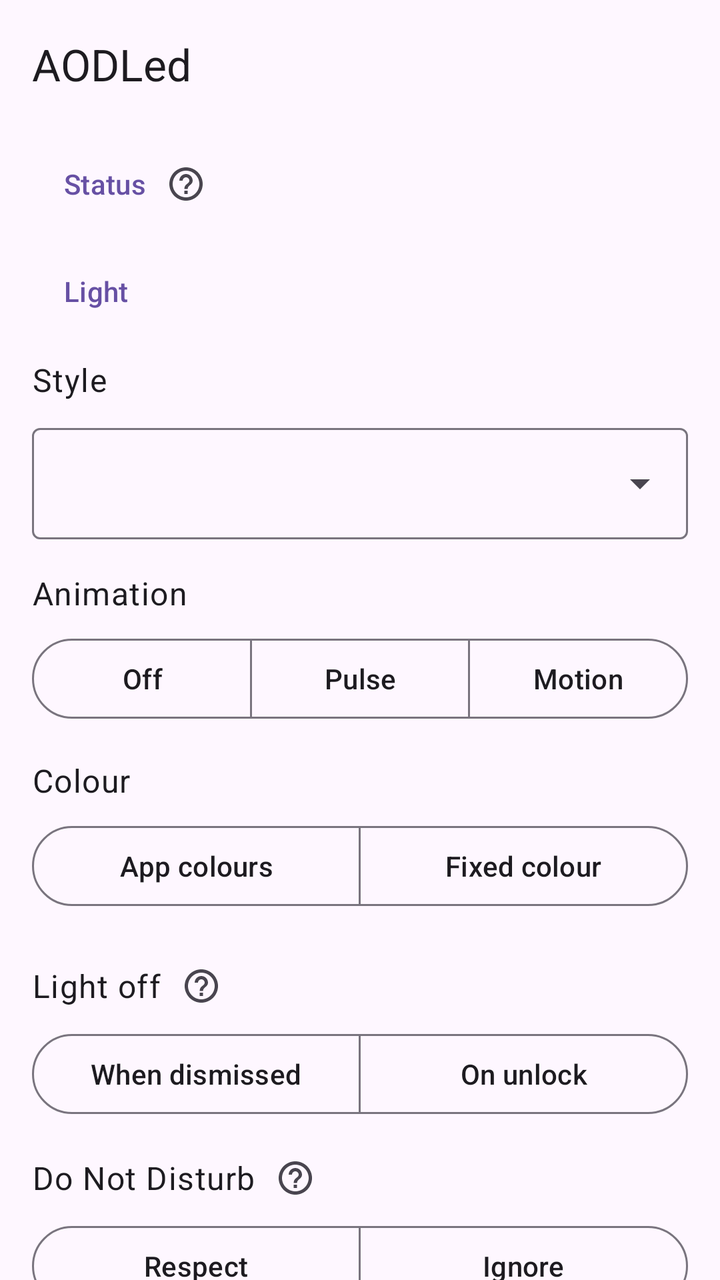
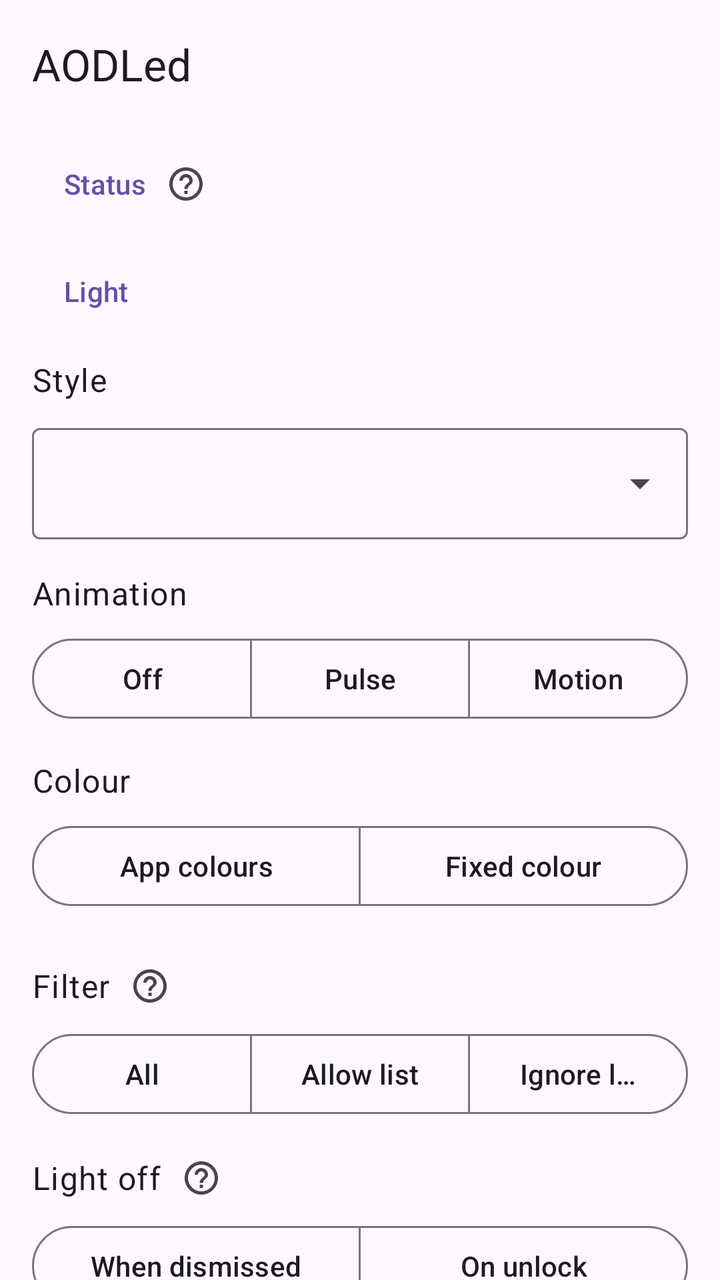

Before-and-after screenshots of an Android layout around one commit, followed by the original layout XML and the change that was made.
<!-- AndroidManifest.xml: application theme Theme.AODLed -->
<!-- res/layout/activity_settings.xml -->
<?xml version="1.0" encoding="utf-8"?>
<LinearLayout xmlns:android="http://schemas.android.com/apk/res/android"
    xmlns:app="http://schemas.android.com/apk/res-auto"
    android:id="@+id/root"
    android:layout_width="match_parent"
    android:layout_height="match_parent"
    android:orientation="vertical">

    <com.google.android.material.appbar.MaterialToolbar
        android:id="@+id/toolbar"
        android:layout_width="match_parent"
        android:layout_height="?attr/actionBarSize"
        app:title="@string/app_name" />

    <androidx.core.widget.NestedScrollView
        android:layout_width="match_parent"
        android:layout_height="match_parent"
        android:clipToPadding="false">

    <LinearLayout
        android:id="@+id/content"
        android:layout_width="match_parent"
        android:layout_height="wrap_content"
        android:orientation="vertical">

        <LinearLayout
            android:layout_width="wrap_content"
            android:layout_height="wrap_content"
            android:layout_marginTop="8dp"
            android:gravity="center_vertical"
            android:orientation="horizontal">

            <TextView
                style="@style/AODLed.SectionHeader"
                android:layout_marginBottom="0dp"
                android:text="@string/section_status" />
            <ImageButton
                android:id="@+id/help_status"
                android:layout_width="40dp"
                android:layout_height="40dp"
                android:background="?attr/actionBarItemBackground"
                android:contentDescription="@string/help"
                android:padding="10dp"
                android:scaleType="fitCenter"
                android:src="@drawable/ic_help"
                app:tint="?attr/colorOnSurfaceVariant" />
        </LinearLayout>

        <com.google.android.material.card.MaterialCardView
            style="?attr/materialCardViewFilledStyle"
            android:layout_width="match_parent"
            android:layout_height="wrap_content"
            android:layout_marginHorizontal="16dp">

            <LinearLayout
                android:id="@+id/status_rows"
                android:layout_width="match_parent"
                android:layout_height="wrap_content"
                android:orientation="vertical" />
        </com.google.android.material.card.MaterialCardView>

        <TextView
            style="@style/AODLed.SectionHeader"
            android:layout_marginTop="24dp"
            android:text="@string/section_light" />

        <TextView
            style="@style/AODLed.SettingLabel"
            android:text="@string/setting_style" />
        <com.google.android.material.textfield.TextInputLayout
            android:id="@+id/style_field"
            style="@style/Widget.Material3.TextInputLayout.OutlinedBox.ExposedDropdownMenu"
            android:layout_width="match_parent"
            android:layout_height="wrap_content"
            android:layout_marginHorizontal="16dp">

            <com.google.android.material.textfield.MaterialAutoCompleteTextView
                android:id="@+id/style_menu"
                android:layout_width="match_parent"
                android:layout_height="wrap_content"
                android:inputType="none" />
        </com.google.android.material.textfield.TextInputLayout>

        <TextView
            style="@style/AODLed.SettingLabel"
            android:text="@string/setting_animation" />
        <com.google.android.material.button.MaterialButtonToggleGroup
            android:id="@+id/animation_group"
            android:layout_width="match_parent"
            android:layout_height="wrap_content"
            android:layout_marginHorizontal="16dp"
            app:selectionRequired="true"
            app:singleSelection="true">

            <Button
                android:id="@+id/anim_off"
                style="?attr/materialButtonOutlinedStyle"
                android:layout_width="0dp"
                android:layout_height="wrap_content"
                android:layout_weight="1"
                android:text="@string/anim_off" />

            <Button
                android:id="@+id/anim_pulse"
                style="?attr/materialButtonOutlinedStyle"
                android:layout_width="0dp"
                android:layout_height="wrap_content"
                android:layout_weight="1"
                android:text="@string/anim_pulse" />

            <Button
                android:id="@+id/anim_motion"
                style="?attr/materialButtonOutlinedStyle"
                android:layout_width="0dp"
                android:layout_height="wrap_content"
                android:layout_weight="1"
                android:text="@string/anim_motion" />
        </com.google.android.material.button.MaterialButtonToggleGroup>

        <TextView
            style="@style/AODLed.SettingLabel"
            android:text="@string/setting_colour" />
        <com.google.android.material.button.MaterialButtonToggleGroup
            android:id="@+id/colour_group"
            android:layout_width="match_parent"
            android:layout_height="wrap_content"
            android:layout_marginHorizontal="16dp"
            app:selectionRequired="true"
            app:singleSelection="true">

            <Button
                android:id="@+id/colour_app"
                style="?attr/materialButtonOutlinedStyle"
                android:layout_width="0dp"
                android:layout_height="wrap_content"
                android:layout_weight="1"
                android:text="@string/colour_app" />

            <Button
                android:id="@+id/colour_fixed"
                style="?attr/materialButtonOutlinedStyle"
                android:layout_width="0dp"
                android:layout_height="wrap_content"
                android:layout_weight="1"
                android:text="@string/colour_fixed" />
        </com.google.android.material.button.MaterialButtonToggleGroup>

        <com.google.android.material.chip.ChipGroup
            android:id="@+id/palette"
            android:layout_width="match_parent"
            android:layout_height="wrap_content"
            android:layout_marginHorizontal="16dp"
            android:layout_marginTop="8dp"
            app:selectionRequired="true"
            app:singleSelection="true" />

        <LinearLayout
            android:layout_width="wrap_content"
            android:layout_height="wrap_content"
            android:layout_marginTop="8dp"
            android:gravity="center_vertical"
            android:orientation="horizontal">

            <TextView
                style="@style/AODLed.SettingLabel"
                android:layout_marginTop="0dp"
                android:layout_marginBottom="0dp"
                android:text="@string/setting_light_off" />
            <ImageButton
                android:id="@+id/help_light_off"
                android:layout_width="40dp"
                android:layout_height="40dp"
                android:background="?attr/actionBarItemBackground"
                android:contentDescription="@string/help"
                android:padding="10dp"
                android:scaleType="fitCenter"
                android:src="@drawable/ic_help"
                app:tint="?attr/colorOnSurfaceVariant" />
        </LinearLayout>
        <com.google.android.material.button.MaterialButtonToggleGroup
            android:id="@+id/light_off_group"
            android:layout_width="match_parent"
            android:layout_height="wrap_content"
            android:layout_marginHorizontal="16dp"
            app:selectionRequired="true"
            app:singleSelection="true">

            <Button
                android:id="@+id/off_dismiss"
                style="?attr/materialButtonOutlinedStyle"
                android:layout_width="0dp"
                android:layout_height="wrap_content"
                android:layout_weight="1"
                android:text="@string/off_dismiss" />

            <Button
                android:id="@+id/off_unlock"
                style="?attr/materialButtonOutlinedStyle"
                android:layout_width="0dp"
                android:layout_height="wrap_content"
                android:layout_weight="1"
                android:text="@string/off_unlock" />
        </com.google.android.material.button.MaterialButtonToggleGroup>

        <LinearLayout
            android:layout_width="wrap_content"
            android:layout_height="wrap_content"
            android:layout_marginTop="8dp"
            android:gravity="center_vertical"
            android:orientation="horizontal">

            <TextView
                style="@style/AODLed.SettingLabel"
                android:layout_marginTop="0dp"
                android:layout_marginBottom="0dp"
                android:text="@string/setting_respect_dnd" />
            <ImageButton
                android:id="@+id/help_respect_dnd"
                android:layout_width="40dp"
                android:layout_height="40dp"
                android:background="?attr/actionBarItemBackground"
                android:contentDescription="@string/help"
                android:padding="10dp"
                android:scaleType="fitCenter"
                android:src="@drawable/ic_help"
                app:tint="?attr/colorOnSurfaceVariant" />
        </LinearLayout>
        <com.google.android.material.button.MaterialButtonToggleGroup
            android:id="@+id/dnd_group"
            android:layout_width="match_parent"
            android:layout_height="wrap_content"
            android:layout_marginHorizontal="16dp"
            app:selectionRequired="true"
            app:singleSelection="true">

            <Button
                android:id="@+id/dnd_respect"
                style="?attr/materialButtonOutlinedStyle"
                android:layout_width="0dp"
                android:layout_height="wrap_content"
                android:layout_weight="1"
                android:text="@string/dnd_respect" />

            <Button
                android:id="@+id/dnd_ignore"
                style="?attr/materialButtonOutlinedStyle"
                android:layout_width="0dp"
                android:layout_height="wrap_content"
                android:layout_weight="1"
                android:text="@string/dnd_ignore" />
        </com.google.android.material.button.MaterialButtonToggleGroup>

        <Button
            android:id="@+id/adjust"
            style="@style/Widget.Material3.Button.TonalButton"
            android:layout_width="match_parent"
            android:layout_height="wrap_content"
            android:layout_marginHorizontal="16dp"
            android:layout_marginTop="32dp"
            android:text="@string/adjust" />

        <Button
            android:id="@+id/test"
            style="?attr/materialButtonOutlinedStyle"
            android:layout_width="match_parent"
            android:layout_height="wrap_content"
            android:layout_marginHorizontal="16dp"
            android:layout_marginTop="8dp"
            android:layout_marginBottom="24dp"
            android:text="@string/test_notification" />

    </LinearLayout>
    </androidx.core.widget.NestedScrollView>
</LinearLayout>
<!-- resources referenced by this layout -->
<resources>
  <!-- drawable ic_help (drawable) -->
  <?xml version="1.0" encoding="utf-8"?>
  <vector xmlns:android="http://schemas.android.com/apk/res/android"
      android:width="24dp"
      android:height="24dp"
      android:viewportWidth="24"
      android:viewportHeight="24">
      <path
          android:fillColor="#FFFFFFFF"
          android:pathData="M11,18h2v-2h-2v2zM12,2C6.48,2 2,6.48 2,12s4.48,10 10,10 10,-4.48 10,-10S17.52,2 12,2zM12,20c-4.41,0 -8,-3.59 -8,-8s3.59,-8 8,-8 8,3.59 8,8 -3.59,8 -8,8zM12,6c-2.21,0 -4,1.79 -4,4h2c0,-1.1 0.9,-2 2,-2s2,0.9 2,2c0,2 -3,1.75 -3,5h2c0,-2.25 3,-2.5 3,-5 0,-2.21 -1.79,-4 -4,-4z" />
  </vector>
  <string name="adjust">Adjust position &amp; size</string>
  <string name="anim_motion">Motion</string>
  <string name="anim_off">Off</string>
  <string name="anim_pulse">Pulse</string>
  <string name="app_name">AODLed</string>
  <string name="colour_app">App colours</string>
  <string name="colour_fixed">Fixed colour</string>
  <string name="dnd_ignore">Ignore</string>
  <string name="dnd_respect">Respect</string>
  <string name="help">Help</string>
  <string name="off_dismiss">When dismissed</string>
  <string name="off_unlock">On unlock</string>
  <string name="section_light">Light</string>
  <string name="section_status">Status</string>
  <string name="setting_animation">Animation</string>
  <string name="setting_colour">Colour</string>
  <string name="setting_light_off">Light off</string>
  <string name="setting_respect_dnd">Do Not Disturb</string>
  <string name="setting_style">Style</string>
  <string name="test_notification">Send test notification</string>
  <style name="AODLed.SectionHeader" parent="">
          <item name="android:layout_width">wrap_content</item>
          <item name="android:layout_height">wrap_content</item>
          <item name="android:layout_marginStart">32dp</item>
          <item name="android:layout_marginBottom">8dp</item>
          <item name="android:textAppearance">?attr/textAppearanceTitleSmall</item>
          <item name="android:textColor">?attr/colorPrimary</item>
      </style>
  <style name="AODLed.SettingLabel" parent="">
          <item name="android:layout_width">wrap_content</item>
          <item name="android:layout_height">wrap_content</item>
          <item name="android:layout_marginStart">16dp</item>
          <item name="android:layout_marginTop">16dp</item>
          <item name="android:layout_marginBottom">8dp</item>
          <item name="android:textAppearance">?attr/textAppearanceBodyLarge</item>
          <item name="android:textColor">?attr/colorOnSurface</item>
      </style>
  <style name="Theme.AODLed" parent="Theme.Material3.DayNight.NoActionBar" />
</resources>

<!-- the commit's change to res/layout/activity_settings.xml (unified diff, before → after) -->
@@ -153,6 +153,62 @@
             android:layout_marginTop="8dp"
             app:selectionRequired="true"
             app:singleSelection="true" />
+
+        <LinearLayout
+            android:layout_width="wrap_content"
+            android:layout_height="wrap_content"
+            android:layout_marginTop="8dp"
+            android:gravity="center_vertical"
+            android:orientation="horizontal">
+
+            <TextView
+                style="@style/AODLed.SettingLabel"
+                android:layout_marginTop="0dp"
+                android:layout_marginBottom="0dp"
+                android:text="@string/setting_filter" />
+            <ImageButton
+                android:id="@+id/help_filter"
+                android:layout_width="40dp"
+                android:layout_height="40dp"
+                android:background="?attr/actionBarItemBackground"
+                android:contentDescription="@string/help"
+                android:padding="10dp"
+                android:scaleType="fitCenter"
+                android:src="@drawable/ic_help"
+                app:tint="?attr/colorOnSurfaceVariant" />
+        </LinearLayout>
+        <com.google.android.material.button.MaterialButtonToggleGroup
+            android:id="@+id/filter_group"
+            android:layout_width="match_parent"
+            android:layout_height="wrap_content"
+            android:layout_marginHorizontal="16dp"
+            app:selectionRequired="true"
+            app:singleSelection="true">
+
+            <Button
+                android:id="@+id/filter_all"
+                style="?attr/materialButtonOutlinedStyle"
+                android:layout_width="0dp"
+                android:layout_height="wrap_content"
+                android:layout_weight="1"
+                android:text="@string/filter_all" />
+
+            <Button
+                android:id="@+id/filter_allow"
+                style="?attr/materialButtonOutlinedStyle"
+                android:layout_width="0dp"
+                android:layout_height="wrap_content"
+                android:layout_weight="1"
+                android:text="@string/filter_allow" />
+
+            <Button
+                android:id="@+id/filter_ignore"
+                style="?attr/materialButtonOutlinedStyle"
+                android:layout_width="0dp"
+                android:layout_height="wrap_content"
+                android:layout_weight="1"
+                android:text="@string/filter_ignore" />
+        </com.google.android.material.button.MaterialButtonToggleGroup>
 
         <LinearLayout
             android:layout_width="wrap_content"
<!-- resource entries referenced after the edit -->
@@ -20,6 +20,9 @@
   <string name="colour_fixed">Fixed colour</string>
   <string name="dnd_ignore">Ignore</string>
   <string name="dnd_respect">Respect</string>
+  <string name="filter_all">All</string>
+  <string name="filter_allow">Allow list</string>
+  <string name="filter_ignore">Ignore list</string>
   <string name="help">Help</string>
   <string name="off_dismiss">When dismissed</string>
   <string name="off_unlock">On unlock</string>
@@ -27,6 +30,7 @@
   <string name="section_status">Status</string>
   <string name="setting_animation">Animation</string>
   <string name="setting_colour">Colour</string>
+  <string name="setting_filter">Filter</string>
   <string name="setting_light_off">Light off</string>
   <string name="setting_respect_dnd">Do Not Disturb</string>
   <string name="setting_style">Style</string>
